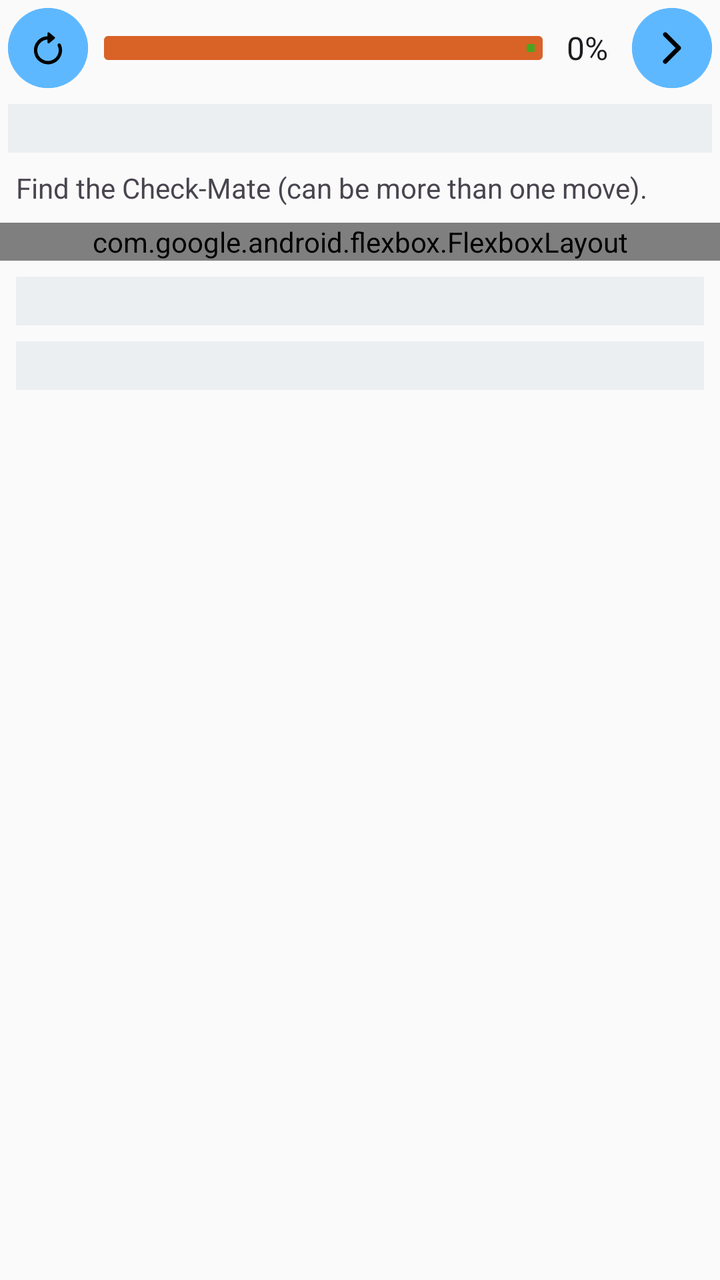
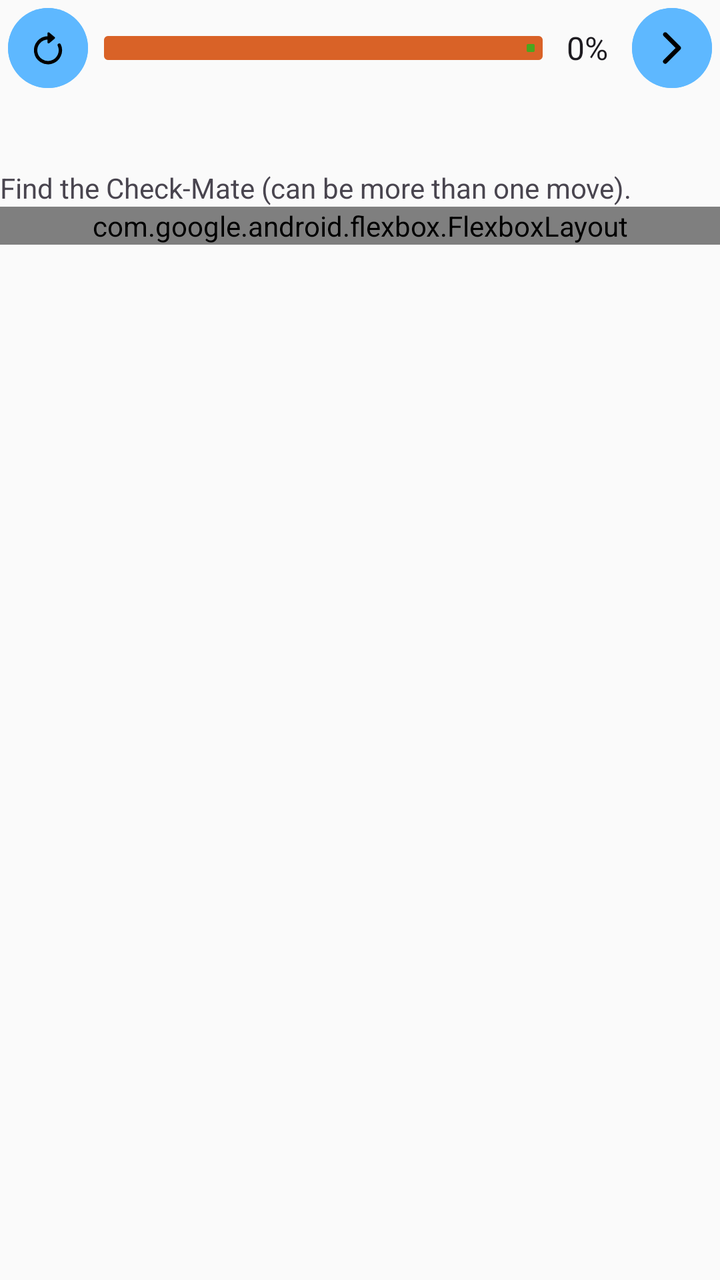

Before-and-after screenshots of an Android layout around one commit, followed by the original layout XML and the change that was made.
<!-- AndroidManifest.xml: application theme ChessTheme -->
<!-- res/layout/practice_controls.xml -->
<?xml version="1.0" encoding="utf-8"?>
<ScrollView xmlns:android="http://schemas.android.com/apk/res/android"
    xmlns:app="http://schemas.android.com/apk/res-auto"
    android:layout_width="match_parent"
    android:layout_height="match_parent">

    <LinearLayout
        android:layout_width="match_parent"
        android:layout_height="wrap_content"
        android:orientation="vertical">

        <RelativeLayout
            android:layout_width="fill_parent"
            android:layout_height="wrap_content"
            android:gravity="center">

            <com.google.android.material.button.MaterialButton
                android:id="@+id/ButtonPracticeRetry"
                app:icon="@drawable/ic_arrow_clockwise"
                android:contentDescription="@string/button_reset_position"
                android:layout_alignParentStart="true"
                style="?attr/chessImageButtonStyle" />

            <com.google.android.material.button.MaterialButton
                android:id="@+id/ButtonPracticeNext"
                app:icon="@drawable/ic_chevron_right"
                android:contentDescription="@string/button_next_position"
                android:layout_alignParentEnd="true"
                style="?attr/chessImageButtonStyle" />

            <com.google.android.material.progressindicator.LinearProgressIndicator
                android:id="@+id/percentBar"
                android:layout_width="match_parent"
                android:layout_height="12dp"
                android:layout_toStartOf="@id/TextViewPercentage"
                android:layout_toEndOf="@id/ButtonPracticeRetry"
                android:layout_centerVertical="true"
                android:layout_marginStart="4dp"
                android:layout_marginEnd="4dp"
                app:trackThickness="12dp"
                app:indicatorColor="@color/secondaryColor"
                app:trackColor="@color/wrongColor" />

            <TextView
                android:id="@+id/TextViewPercentage"
                android:text="0%"
                android:layout_width="wrap_content"
                android:layout_height="wrap_content"
                android:layout_toStartOf="@id/ButtonPracticeNext"
                android:layout_centerVertical="true"
                style="@style/MyHeaderTextStyle" />
        </RelativeLayout>

        <TextView
            android:id="@+id/TextViewSolution"
            style="@style/MyPaneTextStyle"
            android:layout_width="fill_parent"
            android:layout_height="wrap_content"
            android:layout_marginTop="4dip"
            android:layout_marginStart="4dip"
            android:layout_marginEnd="4dip"
            android:accessibilityLiveRegion="assertive" />

        <TextView
            android:layout_width="match_parent"
            android:layout_height="wrap_content"
            android:layout_margin="8dip"
            android:text="@string/practice_help" />

        <com.google.android.flexbox.FlexboxLayout
            android:layout_width="match_parent"
            android:layout_height="wrap_content"
            app:flexDirection="row"
            app:flexWrap="wrap"
            app:justifyContent="flex_start"
            app:alignItems="center">
            <com.google.android.material.switchmaterial.SwitchMaterial
                android:id="@+id/SwitchSound"
                android:layout_width="wrap_content"
                android:layout_height="wrap_content"
                android:layout_margin="4dp"
                android:text="@string/pref_sound"
                android:checked="true" />
            <com.google.android.material.switchmaterial.SwitchMaterial
                android:id="@+id/SwitchSpeech"
                android:layout_width="wrap_content"
                android:layout_height="wrap_content"
                android:layout_margin="4dp"
                android:text="@string/pref_speech"
                android:checked="true" />
        </com.google.android.flexbox.FlexboxLayout>

        <TextView
            android:id="@+id/TextViewWhitePieces"
            style="@style/MyPaneTextStyle"
            android:layout_width="fill_parent"
            android:layout_height="wrap_content"
            android:layout_marginTop="8dip"
            android:layout_marginStart="8dip"
            android:layout_marginEnd="8dip"
            android:accessibilityLiveRegion="none" />

        <TextView
            android:id="@+id/TextViewBlackPieces"
            style="@style/MyPaneTextStyle"
            android:layout_width="fill_parent"
            android:layout_height="wrap_content"
            android:layout_marginTop="8dip"
            android:layout_marginStart="8dip"
            android:layout_marginEnd="8dip"
            android:accessibilityLiveRegion="none" />
    </LinearLayout>
</ScrollView>
<!-- resources referenced by this layout -->
<resources>
  <style name="MyHeaderTextStyle" parent="@style/MyTextStyle">
          <item name="android:textSize">@dimen/headerTextSize</item>
          <item name="android:paddingTop">@dimen/headerPaddingY</item>
          <item name="android:paddingBottom">@dimen/headerPaddingY</item>
          <item name="android:paddingLeft">@dimen/headerPaddingX</item>
          <item name="android:paddingRight">@dimen/headerPaddingX</item>
      </style>
  <style name="MyPaneTextStyle" parent="@style/MySmallTextStyle">
          <item name="android:padding">4dip</item>
          <item name="android:background">?attr/paneBackground</item>
          <item name="android:scrollHorizontally">false</item>
      </style>
  <style name="ChessTheme" parent="Theme.Material3.DayNight.NoActionBar">
          <item name="chessToggleButtonStyle">@style/ChessToggleButton</item>
          <item name="chessButtonStyle">@style/ChessButton</item>
          <item name="chessImageButtonStyle">@style/ChessImageButton</item>
          <item name="paneBackground">@color/paneBackgroundColor</item>
          <item name="android:windowAnimationStyle">@null</item>
          <item name="android:windowBackground">@color/backgroundColor</item>
          <item name="colorPrimary">@color/primaryColor</item>
          <item name="colorPrimaryVariant">@color/primaryVariantColor</item>
          <item name="colorOnPrimary">@color/primaryTextColor</item>
          <item name="colorSecondary">@color/secondaryColor</item>
          <item name="colorSecondaryVariant">@color/secondaryVariantColor</item>
          <item name="colorOnSecondary">@color/secondaryTextColor</item>
          <item name="colorSurface">@color/surfaceColor</item>
          <item name="colorOnSurface">@color/surfaceTextColor</item>
          <item name="colorControlHighlight">@color/secondaryColor</item>
          <item name="rippleColor">@color/secondaryColor</item>
          <item name="switchStyle">@style/MySwitchStyle</item>
          <item name="materialButtonStyle">@style/ChessButton</item>
          <item name="materialAlertDialogTheme">@style/ChessAlertDialogTheme</item>
      </style>
  <style name="MyTextStyle" parent="ChessTextAppearance">
          <item name="android:paddingTop">@dimen/normalPaddingY</item>
          <item name="android:paddingBottom">@dimen/normalPaddingY</item>
          <item name="android:paddingLeft">@dimen/normalPaddingX</item>
          <item name="android:paddingRight">@dimen/normalPaddingX</item>
          <item name="android:textSize">@dimen/normalTextSize</item>
      </style>
  <dimen name="headerTextSize">16sp</dimen>
  <dimen name="headerPaddingY">4dp</dimen>
  <dimen name="headerPaddingX">8dp</dimen>
  <style name="MySmallTextStyle">
          <item name="android:padding">2dip</item>
          <item name="android:textSize">12sp</item>
      </style>
  <style name="ChessButton" parent="Widget.Material3.Button">
          <item name="android:textColor">@color/surfaceTextColor</item>
          <item name="android:tint">@color/primaryTextColor</item>
          <item name="android:backgroundTint">@color/imagebutton_background</item>
          <item name="rippleColor">@color/secondaryVariantColor</item>
          <item name="android:layout_height">@dimen/imageButtonSize</item>
          <item name="android:layout_margin">4dip</item>
      </style>
  <style name="ChessImageButton" parent="Widget.Material3.Button.Icon">
          <item name="enforceMaterialTheme">true</item>
          <item name="enforceTextAppearance">false</item>
          <item name="android:textColor">@color/surfaceTextColor</item>
          <item name="android:tint">@color/primaryTextColor</item>
          <item name="android:backgroundTint">@color/imagebutton_background</item>
          <item name="rippleColor">@color/secondaryVariantColor</item>
          <item name="android:layout_width">@dimen/imageButtonSize</item>
          <item name="android:layout_height">@dimen/imageButtonSize</item>
          <item name="android:padding">0dip</item>
          <item name="iconGravity">textStart</item>
          <item name="iconPadding">0dp</item>
          <item name="android:insetLeft">0dp</item>
          <item name="android:insetRight">0dp</item>
          <item name="android:insetTop">0dp</item>
          <item name="android:insetBottom">0dp</item>
          <item name="android:minWidth">0dp</item>
          <item name="android:minHeight">0dp</item>
          <item name="minWidth">0dp</item>
          <item name="minHeight">0dp</item>
          <item name="ensureMinTouchTargetSize">false</item>
          <item name="android:layout_margin">4dip</item>
      </style>
  <color name="paneBackgroundColor">#20879FB6</color>
  <dimen name="normalPaddingY">1dp</dimen>
  <dimen name="normalPaddingX">8dp</dimen>
  <dimen name="normalTextSize">16sp</dimen>
  <dimen name="imageButtonSize">48dp</dimen>
  <!-- unchanged entries left out for length: 21 -->
</resources>

<!-- the commit's change to res/layout/practice_controls.xml (unified diff, before → after) -->
@@ -35,8 +35,8 @@
                 android:layout_toStartOf="@id/TextViewPercentage"
                 android:layout_toEndOf="@id/ButtonPracticeRetry"
                 android:layout_centerVertical="true"
-                android:layout_marginStart="4dp"
-                android:layout_marginEnd="4dp"
+                android:layout_marginStart="@dimen/board_control_gap"
+                android:layout_marginEnd="@dimen/board_control_gap"
                 app:trackThickness="12dp"
                 app:indicatorColor="@color/secondaryColor"
                 app:trackColor="@color/wrongColor" />
@@ -56,15 +56,13 @@
             style="@style/MyPaneTextStyle"
             android:layout_width="fill_parent"
             android:layout_height="wrap_content"
-            android:layout_marginTop="4dip"
-            android:layout_marginStart="4dip"
-            android:layout_marginEnd="4dip"
+            android:layout_marginTop="@dimen/board_control_gap"
             android:accessibilityLiveRegion="assertive" />
 
         <TextView
             android:layout_width="match_parent"
             android:layout_height="wrap_content"
-            android:layout_margin="8dip"
+            android:layout_marginTop="@dimen/control_gap"
             android:text="@string/practice_help" />
 
         <com.google.android.flexbox.FlexboxLayout
@@ -78,14 +76,14 @@
                 android:id="@+id/SwitchSound"
                 android:layout_width="wrap_content"
                 android:layout_height="wrap_content"
-                android:layout_margin="4dp"
+                style="@style/ChessFlexItem"
                 android:text="@string/pref_sound"
                 android:checked="true" />
             <com.google.android.material.switchmaterial.SwitchMaterial
                 android:id="@+id/SwitchSpeech"
                 android:layout_width="wrap_content"
                 android:layout_height="wrap_content"
-                android:layout_margin="4dp"
+                style="@style/ChessFlexItem"
                 android:text="@string/pref_speech"
                 android:checked="true" />
         </com.google.android.flexbox.FlexboxLayout>
@@ -95,9 +93,7 @@
             style="@style/MyPaneTextStyle"
             android:layout_width="fill_parent"
             android:layout_height="wrap_content"
-            android:layout_marginTop="8dip"
-            android:layout_marginStart="8dip"
-            android:layout_marginEnd="8dip"
+            android:layout_marginTop="@dimen/control_gap"
             android:accessibilityLiveRegion="none" />
 
         <TextView
@@ -105,9 +101,7 @@
             style="@style/MyPaneTextStyle"
             android:layout_width="fill_parent"
             android:layout_height="wrap_content"
-            android:layout_marginTop="8dip"
-            android:layout_marginStart="8dip"
-            android:layout_marginEnd="8dip"
+            android:layout_marginTop="@dimen/control_gap"
             android:accessibilityLiveRegion="none" />
     </LinearLayout>
 </ScrollView>
<!-- resource entries referenced after the edit -->
@@ -1,22 +1,28 @@
 <!-- resources referenced by this layout -->
 <resources>
+  <dimen name="board_control_gap">@dimen/space_small</dimen>
+  <dimen name="control_gap">@dimen/space_medium</dimen>
+  <style name="ChessFlexItem">
+          <item name="android:layout_marginStart">@dimen/board_control_gap</item>
+          <item name="android:layout_marginEnd">@dimen/board_control_gap</item>
+          <item name="android:layout_marginTop">0dp</item>
+          <item name="android:layout_marginBottom">0dp</item>
+      </style>
   <style name="MyHeaderTextStyle" parent="@style/MyTextStyle">
-          <item name="android:textSize">@dimen/headerTextSize</item>
-          <item name="android:paddingTop">@dimen/headerPaddingY</item>
-          <item name="android:paddingBottom">@dimen/headerPaddingY</item>
-          <item name="android:paddingLeft">@dimen/headerPaddingX</item>
-          <item name="android:paddingRight">@dimen/headerPaddingX</item>
+          <item name="android:textSize">@dimen/header_text_size</item>
+          <item name="android:paddingTop">@dimen/header_padding_vertical</item>
+          <item name="android:paddingBottom">@dimen/header_padding_vertical</item>
+          <item name="android:paddingLeft">@dimen/header_padding_horizontal</item>
+          <item name="android:paddingRight">@dimen/header_padding_horizontal</item>
       </style>
   <style name="MyPaneTextStyle" parent="@style/MySmallTextStyle">
-          <item name="android:padding">4dip</item>
-          <item name="android:background">?attr/paneBackground</item>
+          <item name="android:padding">@dimen/control_padding</item>
           <item name="android:scrollHorizontally">false</item>
       </style>
   <style name="ChessTheme" parent="Theme.Material3.DayNight.NoActionBar">
           <item name="chessToggleButtonStyle">@style/ChessToggleButton</item>
           <item name="chessButtonStyle">@style/ChessButton</item>
           <item name="chessImageButtonStyle">@style/ChessImageButton</item>
-          <item name="paneBackground">@color/paneBackgroundColor</item>
           <item name="android:windowAnimationStyle">@null</item>
           <item name="android:windowBackground">@color/backgroundColor</item>
           <item name="colorPrimary">@color/primaryColor</item>
@@ -33,27 +39,34 @@
           <item name="materialButtonStyle">@style/ChessButton</item>
           <item name="materialAlertDialogTheme">@style/ChessAlertDialogTheme</item>
       </style>
+  <dimen name="space_small">4dp</dimen>
+  <dimen name="space_medium">8dp</dimen>
   <style name="MyTextStyle" parent="ChessTextAppearance">
-          <item name="android:paddingTop">@dimen/normalPaddingY</item>
-          <item name="android:paddingBottom">@dimen/normalPaddingY</item>
-          <item name="android:paddingLeft">@dimen/normalPaddingX</item>
-          <item name="android:paddingRight">@dimen/normalPaddingX</item>
-          <item name="android:textSize">@dimen/normalTextSize</item>
+          <item name="android:paddingTop">@dimen/text_padding_vertical</item>
+          <item name="android:paddingBottom">@dimen/text_padding_vertical</item>
+          <item name="android:paddingLeft">@dimen/text_padding_horizontal</item>
+          <item name="android:paddingRight">@dimen/text_padding_horizontal</item>
+          <item name="android:textSize">@dimen/body_text_size</item>
       </style>
-  <dimen name="headerTextSize">16sp</dimen>
-  <dimen name="headerPaddingY">4dp</dimen>
-  <dimen name="headerPaddingX">8dp</dimen>
+  <dimen name="header_text_size">16sp</dimen>
+  <dimen name="header_padding_vertical">@dimen/space_small</dimen>
+  <dimen name="header_padding_horizontal">@dimen/space_medium</dimen>
   <style name="MySmallTextStyle">
-          <item name="android:padding">2dip</item>
+          <item name="android:padding">@dimen/compact_control_padding</item>
           <item name="android:textSize">12sp</item>
       </style>
+  <dimen name="control_padding">@dimen/space_small</dimen>
   <style name="ChessButton" parent="Widget.Material3.Button">
           <item name="android:textColor">@color/surfaceTextColor</item>
           <item name="android:tint">@color/primaryTextColor</item>
           <item name="android:backgroundTint">@color/imagebutton_background</item>
           <item name="rippleColor">@color/secondaryVariantColor</item>
-          <item name="android:layout_height">@dimen/imageButtonSize</item>
-          <item name="android:layout_margin">4dip</item>
+          <item name="android:layout_height">@dimen/image_button_size</item>
+          <item name="android:layout_margin">@dimen/compact_control_gap</item>
+          <item name="android:paddingLeft">12dp</item>
+          <item name="android:paddingRight">12dp</item>
+          <item name="android:paddingTop">4dp</item>
+          <item name="android:paddingBottom">4dp</item>
       </style>
   <style name="ChessImageButton" parent="Widget.Material3.Button.Icon">
           <item name="enforceMaterialTheme">true</item>
@@ -62,8 +75,8 @@
           <item name="android:tint">@color/primaryTextColor</item>
           <item name="android:backgroundTint">@color/imagebutton_background</item>
           <item name="rippleColor">@color/secondaryVariantColor</item>
-          <item name="android:layout_width">@dimen/imageButtonSize</item>
-          <item name="android:layout_height">@dimen/imageButtonSize</item>
+          <item name="android:layout_width">@dimen/image_button_size</item>
+          <item name="android:layout_height">@dimen/image_button_size</item>
           <item name="android:padding">0dip</item>
           <item name="iconGravity">textStart</item>
           <item name="iconPadding">0dp</item>
@@ -76,13 +89,16 @@
           <item name="minWidth">0dp</item>
           <item name="minHeight">0dp</item>
           <item name="ensureMinTouchTargetSize">false</item>
-          <item name="android:layout_margin">4dip</item>
+          <item name="android:layout_margin">@dimen/compact_control_gap</item>
       </style>
-  <color name="paneBackgroundColor">#20879FB6</color>
-  <dimen name="normalPaddingY">1dp</dimen>
-  <dimen name="normalPaddingX">8dp</dimen>
-  <dimen name="normalTextSize">16sp</dimen>
-  <dimen name="imageButtonSize">48dp</dimen>
+  <dimen name="text_padding_vertical">@dimen/space_hairline</dimen>
+  <dimen name="text_padding_horizontal">@dimen/space_medium</dimen>
+  <dimen name="body_text_size">16sp</dimen>
+  <dimen name="compact_control_padding">@dimen/space_tiny</dimen>
+  <dimen name="image_button_size">48dp</dimen>
+  <dimen name="compact_control_gap">@dimen/space_small</dimen>
+  <dimen name="space_hairline">1dp</dimen>
+  <dimen name="space_tiny">2dp</dimen>
   <!-- unchanged entries left out for length: 21 -->
 </resources>
 
